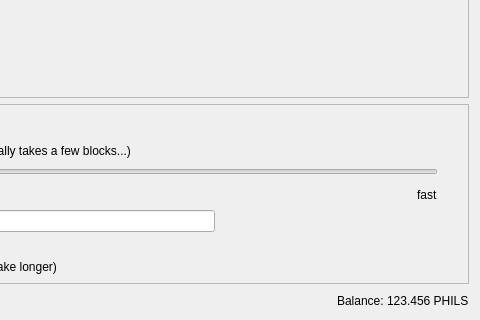
First picture: the form in src/qt/forms/sendcoinsdialog.ui, repository philscurrency/philscurrency, before the edit; both pictures show x 370 to 850 and y 206 to 526 of the 850 by 526 pixel window.
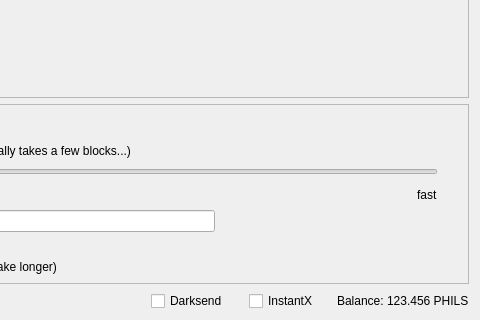
Second picture: the form after the edit. Icons and pictures are not drawn. Custom widgets are drawn as their Qt base class.

The edit to the form file:
```diff
--- a/src/qt/forms/sendcoinsdialog.ui
+++ b/src/qt/forms/sendcoinsdialog.ui
@@ -1327,14 +1327,40 @@
        <property name="spacing">
         <number>3</number>
        </property>
+       <item>
+        <widget class="QCheckBox" name="checkUseDarksend">
+         <property name="minimumSize">
+          <size>
+           <width>95</width>
+           <height>0</height>
+          </size>
+         </property>
+         <property name="text">
+          <string>Darksend</string>
+         </property>
+         <property name="checked">
+          <bool>false</bool>
+         </property>
+        </widget>
+       </item>
+       <item>
+        <widget class="QCheckBox" name="checkInstantX">
+         <property name="enabled">
+          <bool>true</bool>
+         </property>
+         <property name="minimumSize">
+          <size>
+           <width>85</width>
+           <height>0</height>
+          </size>
+         </property>
+         <property name="text">
+          <string>InstantX</string>
+         </property>
+        </widget>
+       </item>
        <item>
         <widget class="QLabel" name="label">
-         <property name="sizePolicy">
-          <sizepolicy hsizetype="Preferred" vsizetype="Fixed">
-           <horstretch>0</horstretch>
-           <verstretch>0</verstretch>
-          </sizepolicy>
-         </property>
          <property name="text">
           <string>Balance:</string>
          </property>
```
Left out of the diff: 22 changed lines with no effect on the pictures.
